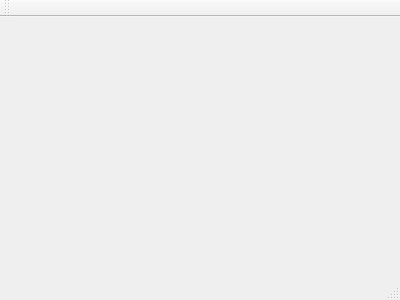
Old version of the form AluguelMaster/mainwindow.ui in the repository mathiashemmer/uni-devops.
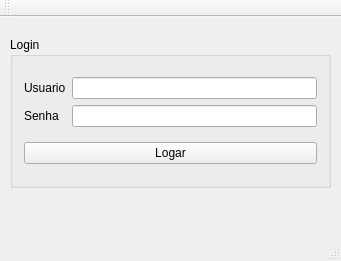
New version of the form.

Diff of the .ui file:
```diff
--- a/AluguelMaster/mainwindow.ui
+++ b/AluguelMaster/mainwindow.ui
@@ -1,24 +1,98 @@
 <ui version="4.0">
  <class>MainWindow</class>
- <widget class="QMainWindow" name="MainWindow" >
-  <property name="geometry" >
+ <widget class="QMainWindow" name="MainWindow">
+  <property name="geometry">
    <rect>
     <x>0</x>
     <y>0</y>
-    <width>400</width>
-    <height>300</height>
+    <width>341</width>
+    <height>261</height>
    </rect>
   </property>
   <property name="windowTitle" >
    <string>MainWindow</string>
   </property>
-  <widget class="QMenuBar" name="menuBar" />
-  <widget class="QToolBar" name="mainToolBar" />
-  <widget class="QWidget" name="centralWidget" />
-  <widget class="QStatusBar" name="statusBar" />
+  <widget class="QWidget" name="centralWidget">
+   <widget class="QGroupBox" name="groupBox">
+    <property name="geometry">
+     <rect>
+      <x>10</x>
+      <y>20</y>
+      <width>321</width>
+      <height>151</height>
+     </rect>
+    </property>
+    <property name="title">
+     <string>Login</string>
+    </property>
+    <layout class="QHBoxLayout" name="horizontalLayout">
+     <item>
+      <layout class="QGridLayout" name="gridLayout">
+       <item row="1" column="0" colspan="2">
+        <widget class="QPushButton" name="pbtn_Login">
+         <property name="text">
+          <string>Logar</string>
+         </property>
+        </widget>
+       </item>
+       <item row="0" column="0">
+        <layout class="QVBoxLayout" name="verticalLayout_2">
+         <item>
+          <widget class="QLabel" name="lbl_User">
+           <property name="text">
+            <string>Usuario</string>
+           </property>
+          </widget>
+         </item>
+         <item>
+          <widget class="QLabel" name="lbl_Password">
+           <property name="text">
+            <string>Senha</string>
+           </property>
+          </widget>
+         </item>
+        </layout>
+       </item>
+       <item row="0" column="1">
+        <layout class="QVBoxLayout" name="verticalLayout">
+         <item>
+          <widget class="QLineEdit" name="txt_User"/>
+         </item>
+         <item>
+          <widget class="QLineEdit" name="txt_Password">
+           <property name="echoMode">
+            <enum>QLineEdit::Password</enum>
+           </property>
+          </widget>
+         </item>
+        </layout>
+       </item>
+      </layout>
+     </item>
+    </layout>
+   </widget>
+  </widget>
+  <widget class="QMenuBar" name="menuBar">
+   <property name="geometry">
+    <rect>
+     <x>0</x>
+     <y>0</y>
+     <width>341</width>
+     <height>26</height>
+    </rect>
+   </property>
+  </widget>
+  <widget class="QToolBar" name="mainToolBar">
+   <attribute name="toolBarArea">
+    <enum>TopToolBarArea</enum>
+   </attribute>
+   <attribute name="toolBarBreak">
+    <bool>false</bool>
+   </attribute>
+  </widget>
+  <widget class="QStatusBar" name="statusBar"/>
  </widget>
- <layoutDefault spacing="6" margin="11" />
- <pixmapfunction></pixmapfunction>
+ <layoutdefault spacing="6" margin="11"/>
  <resources/>
  <connections/>
 </ui>
```
Left out of the diff: 3 changed lines with no effect on the pictures.
